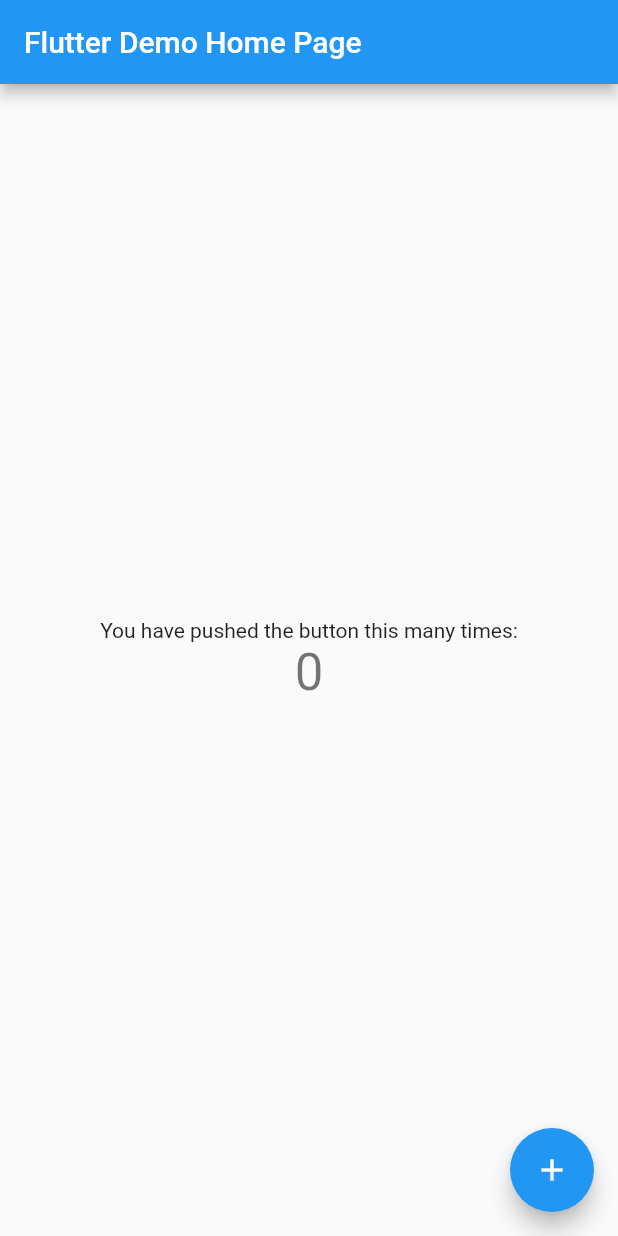
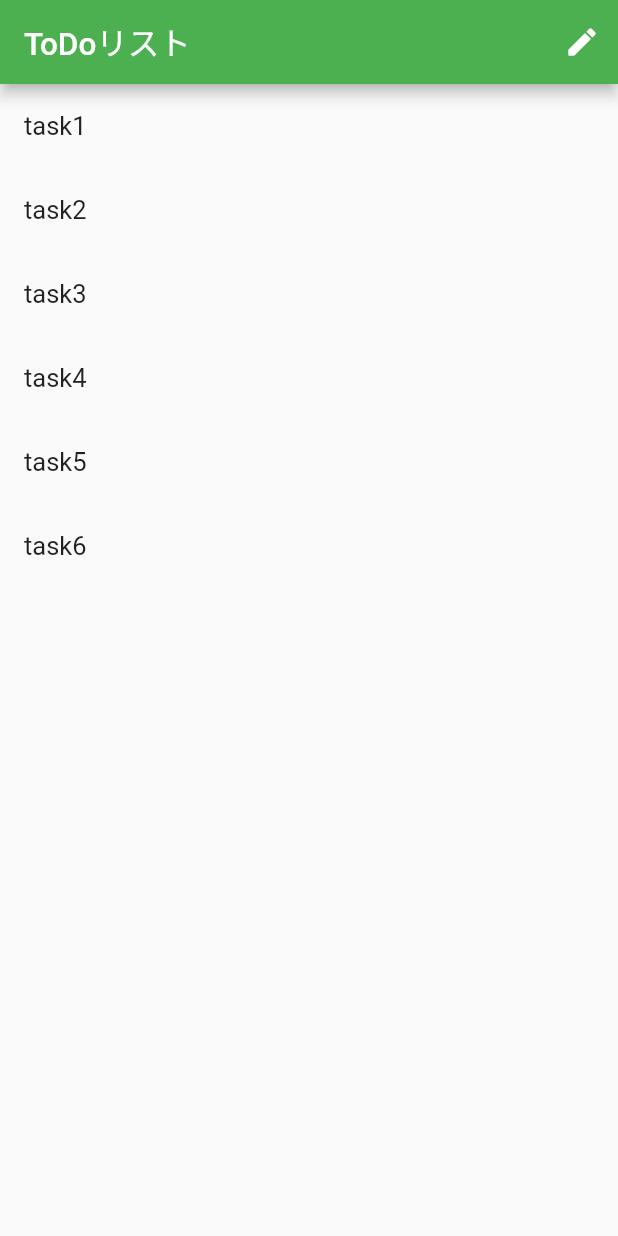
Before and after one commit to h-enoki/sample_riverpod_aap1, a Flutter app: the screen it shows after launch, on a phone screen of 412 x 824 dp. Run offline on Flutter 3.47's test engine with Material 2 defaults, Android fonts, the light colour scheme and no system bars.

Commit message:
ベースを作成

```diff
--- a/lib/main.dart
+++ b/lib/main.dart
@@ -1,4 +1,6 @@
 import 'package:flutter/material.dart';
+import 'package:flutter_localizations/flutter_localizations.dart';
+import 'package:sample_riverpod_aap1/src/routes/app_router.dart';
 
 void main() {
   runApp(const MyApp());
@@ -7,109 +9,23 @@
 class MyApp extends StatelessWidget {
   const MyApp({super.key});
 
-  // This widget is the root of your application.
   @override
   Widget build(BuildContext context) {
     return MaterialApp(
       title: 'Flutter Demo',
       theme: ThemeData(
-        // This is the theme of your application.
-        //
-        // Try running your application with "flutter run". You'll see the
-        // application has a blue toolbar. Then, without quitting the app, try
-        // changing the primarySwatch below to Colors.green and then invoke
-        // "hot reload" (press "r" in the console where you ran "flutter run",
-        // or simply save your changes to "hot reload" in a Flutter IDE).
-        // Notice that the counter didn't reset back to zero; the application
-        // is not restarted.
-        primarySwatch: Colors.blue,
+        primarySwatch: Colors.green,
       ),
-      home: const MyHomePage(title: 'Flutter Demo Home Page'),
+      onGenerateRoute: AppRouter.generateRoute,
+      // フォント対応
+      localizationsDelegates: const [
+        GlobalMaterialLocalizations.delegate,
+        GlobalWidgetsLocalizations.delegate,
+        GlobalCupertinoLocalizations.delegate,
+      ],
+      supportedLocales: const [
+        Locale("ja", "JP"),
+      ],
     );
   }
 }
-
-class MyHomePage extends StatefulWidget {
-  const MyHomePage({super.key, required this.title});
-
-  // This widget is the home page of your application. It is stateful, meaning
-  // that it has a State object (defined below) that contains fields that affect
-  // how it looks.
-
-  // This class is the configuration for the state. It holds the values (in this
-  // case the title) provided by the parent (in this case the App widget) and
-  // used by the build method of the State. Fields in a Widget subclass are
-  // always marked "final".
-
-  final String title;
-
-  @override
-  State<MyHomePage> createState() => _MyHomePageState();
-}
-
-class _MyHomePageState extends State<MyHomePage> {
-  int _counter = 0;
-
-  void _incrementCounter() {
-    setState(() {
-      // This call to setState tells the Flutter framework that something has
-      // changed in this State, which causes it to rerun the build method below
-      // so that the display can reflect the updated values. If we changed
-      // _counter without calling setState(), then the build method would not be
-      // called again, and so nothing would appear to happen.
-      _counter++;
-    });
-  }
-
-  @override
-  Widget build(BuildContext context) {
-    // This method is rerun every time setState is called, for instance as done
-    // by the _incrementCounter method above.
-    //
-    // The Flutter framework has been optimized to make rerunning build methods
-    // fast, so that you can just rebuild anything that needs updating rather
-    // than having to individually change instances of widgets.
-    return Scaffold(
-      appBar: AppBar(
-        // Here we take the value from the MyHomePage object that was created by
-        // the App.build method, and use it to set our appbar title.
-        title: Text(widget.title),
-      ),
-      body: Center(
-        // Center is a layout widget. It takes a single child and positions it
-        // in the middle of the parent.
-        child: Column(
-          // Column is also a layout widget. It takes a list of children and
-          // arranges them vertically. By default, it sizes itself to fit its
-          // children horizontally, and tries to be as tall as its parent.
-          //
-          // Invoke "debug painting" (press "p" in the console, choose the
-          // "Toggle Debug Paint" action from the Flutter Inspector in Android
-          // Studio, or the "Toggle Debug Paint" command in Visual Studio Code)
-          // to see the wireframe for each widget.
-          //
-          // Column has various properties to control how it sizes itself and
-          // how it positions its children. Here we use mainAxisAlignment to
-          // center the children vertically; the main axis here is the vertical
-          // axis because Columns are vertical (the cross axis would be
-          // horizontal).
-          mainAxisAlignment: MainAxisAlignment.center,
-          children: <Widget>[
-            const Text(
-              'You have pushed the button this many times:',
-            ),
-            Text(
-              '$_counter',
-              style: Theme.of(context).textTheme.headlineMedium,
-            ),
-          ],
-        ),
-      ),
-      floatingActionButton: FloatingActionButton(
-        onPressed: _incrementCounter,
-        tooltip: 'Increment',
-        child: const Icon(Icons.add),
-      ), // This trailing comma makes auto-formatting nicer for build methods.
-    );
-  }
-}
--- /dev/null
+++ b/lib/src/routes/app_router.dart
@@ -0,0 +1,28 @@
+import 'package:flutter/material.dart';
+import 'package:sample_riverpod_aap1/src/views/home_page.dart';
+
+import 'app_routes.dart';
+
+class AppRouter {
+  static Route<dynamic>? generateRoute(RouteSettings settings) {
+    switch (settings.name) {
+      case AppRoutes.home:
+        return _buildRoute(MyHomePage());
+
+      default:
+        return null;
+    }
+  }
+
+  static Route<dynamic>? _buildRoute(
+    Widget child, {
+    RouteSettings? settings,
+    bool fullscreenDialog = false,
+  }) {
+    return MaterialPageRoute<dynamic>(
+      builder: (BuildContext context) => child,
+      settings: settings,
+      fullscreenDialog: fullscreenDialog,
+    );
+  }
+}
--- /dev/null
+++ b/lib/src/routes/app_routes.dart
@@ -0,0 +1,4 @@
+class AppRoutes {
+  static const home = '/';
+  static const player = '/player';
+}
--- /dev/null
+++ b/lib/src/views/home_page.dart
@@ -0,0 +1,47 @@
+import 'package:flutter/material.dart';
+
+class MyHomePage extends StatelessWidget {
+  MyHomePage({super.key});
+
+  final List<String> task = [
+    "task1",
+    "task2",
+    "task3",
+    "task4",
+    "task5",
+    "task6"
+  ];
+
+  @override
+  Widget build(BuildContext context) {
+    return Scaffold(
+        appBar: AppBar(
+          title: const Text("ToDoリスト"),
+          actions: [
+            IconButton(
+              icon: const Icon(Icons.create_rounded),
+              onPressed: () => {},
+            ),
+          ],
+        ),
+        body: ListView.builder(
+          itemCount: task.length,
+          itemBuilder: (context, index) {
+            return TodoListItem(title: task[index]);
+          },
+        ));
+  }
+}
+
+class TodoListItem extends StatelessWidget {
+  const TodoListItem({super.key, required this.title});
+
+  final String title;
+
+  @override
+  Widget build(BuildContext context) {
+    return ListTile(
+      title: Text(title),
+    );
+  }
+}
--- a/pubspec.yaml
+++ b/pubspec.yaml
@@ -35,6 +35,9 @@
   # The following adds the Cupertino Icons font to your application.
   # Use with the CupertinoIcons class for iOS style icons.
   cupertino_icons: ^1.0.2
+
+  flutter_localizations:
+    sdk: flutter
 
 dev_dependencies:
   flutter_test:
```
Also changed, not shown: pubspec.lock.
